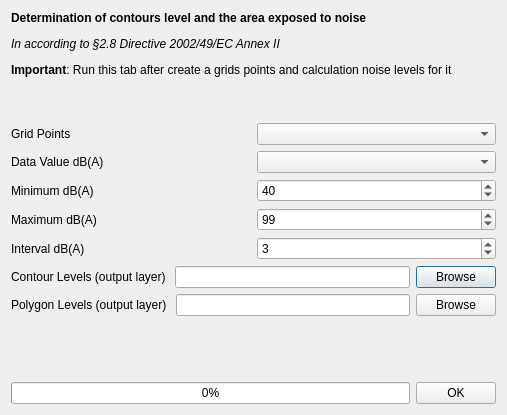
Above: tools/ui_CreateGrid.ui from pierluigiderosa/openoise before the change. Below: the same form after it.
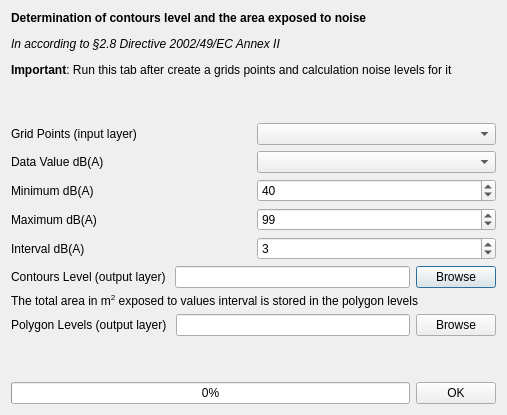
That is the form after the change. Custom widgets are drawn as their Qt base class.

Commit message: - renamed shapefile contours_level - new GUI for Informations, contour level, create grid - GUI create grid added label fom m^2 - fixed spaces for GUI information

The edit to the form file:
```diff
--- a/tools/ui_CreateGrid.ui
+++ b/tools/ui_CreateGrid.ui
@@ -26,7 +26,7 @@
      <item>
       <widget class="QLabel" name="label_7">
        <property name="text">
-        <string>Grid Points</string>
+        <string>Grid Points (input layer)</string>
        </property>
       </widget>
      </item>
@@ -111,7 +111,7 @@
      <item>
       <widget class="QLabel" name="label_9">
        <property name="text">
-        <string>Contour Levels (output layer) </string>
+        <string>Contours Level (output layer) </string>
        </property>
       </widget>
      </item>
@@ -127,6 +127,13 @@
      </item>
     </layout>
    </item>
+   <item>
+    <widget class="QLabel" name="label_2">
+     <property name="text">
+      <string>&lt;html&gt;&lt;head/&gt;&lt;body&gt;&lt;p&gt;The total area in m&lt;span style=&quot; vertical-align:super;&quot;&gt;2&lt;/span&gt; exposed to values interval is stored in the polygon levels&lt;/p&gt;&lt;/body&gt;&lt;/html&gt;</string>
+     </property>
+    </widget>
+   </item>
    <item>
     <layout class="QHBoxLayout" name="horizontalLayout_2">
      <item>
```
The commit also changes 7 other files.
